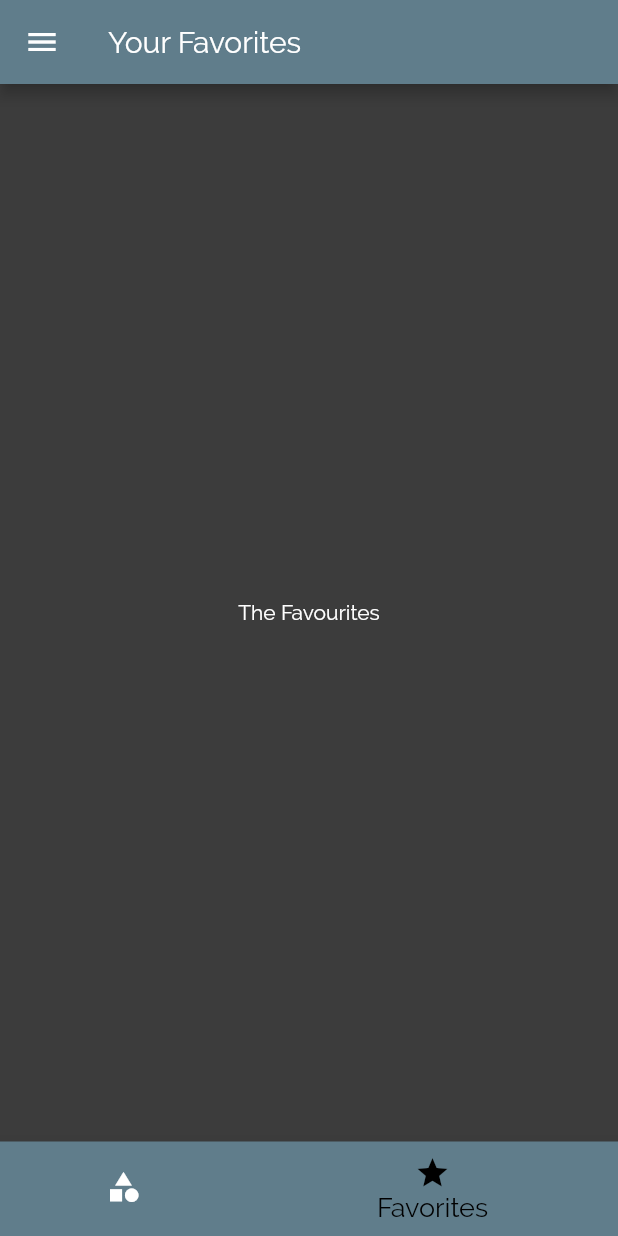
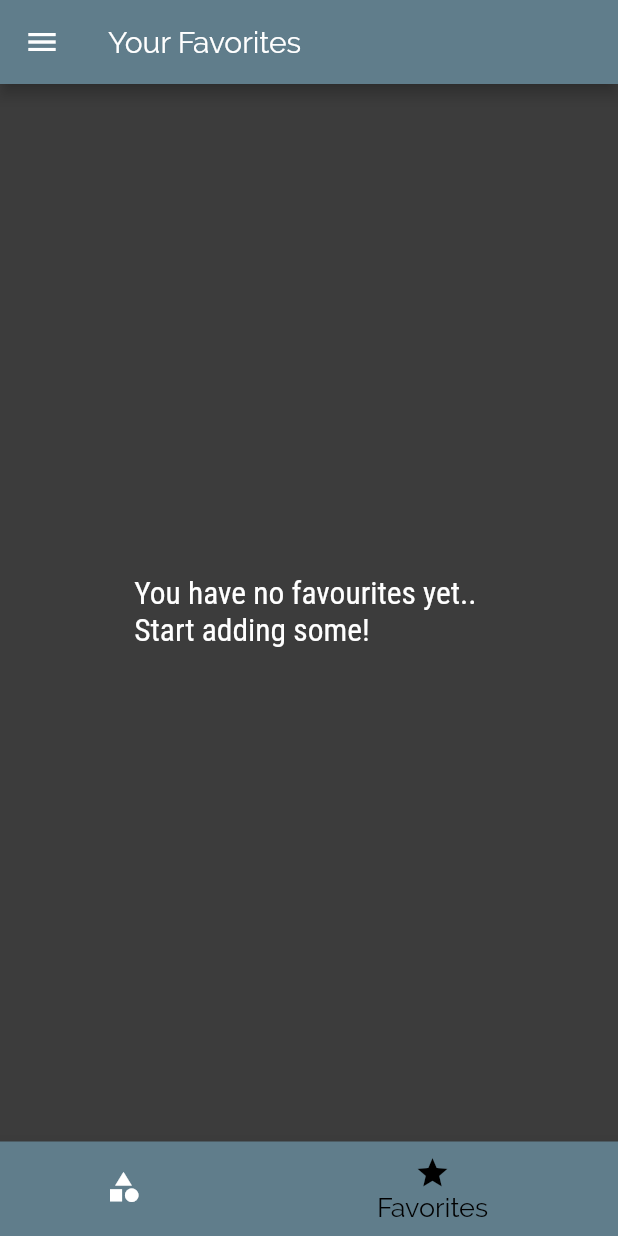
Before and after one commit to am-aakash/Perfect-match---First-attempt, a Flutter app: the screen it shows after launch, item 2 of the bottom bar chosen, on a phone screen of 412 x 824 dp. Run offline on Flutter 3.47's test engine with Material 2 defaults, Android fonts, the phone set to English and light mode, and no system bars.

Commit message:
latest commit

```diff
--- a/lib/dummy_data.dart
+++ b/lib/dummy_data.dart
@@ -323,6 +323,42 @@ const DUMMY_MEALS = const [
     isLactoseFree: true,
   ),
   Meal(
+    id: 'm8',
+    categories: [
+      'c8',
+    ],
+    title: 'Chicken Tikka',
+    affordability: Affordability.Pricey,
+    complexity: Complexity.Challenging,
+    imageUrl:
+        'https://cdn.pixabay.com/photo/2018/12/04/16/49/tandoori-3856045_960_720.jpg',
+    duration: 30,
+    ingredients: [
+      '1 cup yogurt',
+      '1 tablespoon lemon juice',
+      '2 teaspoons fresh ground cumin',
+      '1 teaspoon ground cinnamon',
+      '3 boneless skinless chicken breasts, cut into bite-size pieces',
+      '1 Teaspoon Cayenne Pepper',
+      '1 jalapeno pepper, finely chopped',
+      '1 cup heavy cream',
+      '1 teaspoon salt, or to taste',
+    ],
+    steps: [
+      'In a large bowl, combine yogurt, lemon juice, 2 teaspoons cumin, cinnamon, cayenne, black pepper, ginger, and salt. Stir in chicken, cover, and refrigerate for 1 hour.',
+      'Preheat a grill for high heat.',
+      'Lightly oil the grill grate. Thread chicken onto skewers, and discard marinade. Grill until juices run clear, about 5 minutes on each side.',
+      'Melt butter in a large heavy skillet over medium heat. Saute garlic and jalapeno for 1 minute.',
+      'Season with 2 teaspoons cumin, paprika, and 1 teaspoon salt. Stir in tomato sauce and cream. ',
+      'Add grilled chicken, and simmer for 10 minutes.',
+      'Transfer to a serving platter, and garnish with fresh cilantro.'
+    ],
+    isGlutenFree: true,
+    isVegan: false,
+    isVegetarian: false,
+    isLactoseFree: true,
+  ),
+  Meal(
     id: 'm9',
     categories: [
       'c9',
--- a/lib/main.dart
+++ b/lib/main.dart
@@ -96,11 +96,14 @@ class _MyAppState extends State<MyApp> {
       // home: CategoriesScreen(),
       initialRoute: '/',
       routes: {
-        '/': (ctx) => TabsScreen(),
-        CategoryMealsScreen.routeName: (ctx) => CategoryMealsScreen(),
-        MealDetailScreen.routeName: (ctx) => MealDetailScreen(),
+        '/': (ctx) => TabsScreen(_favoriteMeals),
+        CategoryMealsScreen.routeName: (ctx) =>
+            CategoryMealsScreen(_availableMeals),
+        MealDetailScreen.routeName: (ctx) =>
+            MealDetailScreen(_toggleFavorite, _isMealFavorite),
         FiltersScreen.routeName: (ctx) => FiltersScreen(_filters, _setFilters),
       },
+      // ignore: missing_return
       onGenerateRoute: (settings) {
         print(settings.arguments);
         // if (settings.name == '/meal-detail') {
--- a/lib/screens/favourites_screen.dart
+++ b/lib/screens/favourites_screen.dart
@@ -1,13 +1,33 @@
 import 'package:flutter/material.dart';
+import 'package:perfect_match/models/meal.dart';
+import 'package:perfect_match/widgets/meal_item.dart';
 
 class FavoritesScreen extends StatelessWidget {
+  final List<Meal> favoriteMeals;
+  FavoritesScreen(this.favoriteMeals);
   @override
   Widget build(BuildContext context) {
-    return Center(
-      child: Text(
-        'The Favourites',
-        style: TextStyle(color: Colors.white),
-      ),
-    );
+    if (favoriteMeals.isEmpty) {
+      return Center(
+        child: Text(
+          'You have no favourites yet.. \nStart adding some!',
+          style: Theme.of(context).textTheme.headline6,
+        ),
+      );
+    } else {
+      return ListView.builder(
+        itemBuilder: (ctx, index) {
+          return MealItem(
+            id: favoriteMeals[index].id,
+            title: favoriteMeals[index].title,
+            imageUrl: favoriteMeals[index].imageUrl,
+            duration: favoriteMeals[index].duration,
+            affordability: favoriteMeals[index].affordability,
+            complexity: favoriteMeals[index].complexity,
+          );
+        },
+        itemCount: favoriteMeals.length,
+      );
+    }
   }
 }
--- a/lib/screens/tabs_screen.dart
+++ b/lib/screens/tabs_screen.dart
@@ -1,25 +1,34 @@
 import 'package:flutter/material.dart';
+import 'package:perfect_match/models/meal.dart';
 import 'package:perfect_match/screens/categories_screen.dart';
 import 'package:perfect_match/screens/favourites_screen.dart';
 import 'package:perfect_match/widgets/main_drawer.dart';
 
 class TabsScreen extends StatefulWidget {
+  final List<Meal> favoriteMeals;
+  TabsScreen(this.favoriteMeals);
   @override
   _TabScreenState createState() => _TabScreenState();
 }
 
 class _TabScreenState extends State<TabsScreen> {
-  final List<Map<String, Object>> _pages = [
+  List<Map<String, Object>> _pages;
+  int _selectedPageIndex = 0;
+
+  @override
+  void initState() {
+    _pages = [
       {
         'page': CategoriesScreen(),
         'title': 'Categories for a Match',
       },
       {
-      'page': FavoritesScreen(),
+        'page': FavoritesScreen(widget.favoriteMeals),
         'title': 'Your Favorites',
       },
     ];
-  int _selectedPageIndex = 0;
+    super.initState();
+  }
 
   void _selectPage(int index) {
     setState(() {
--- a/lib/widgets/meal_item.dart
+++ b/lib/widgets/meal_item.dart
@@ -10,7 +10,6 @@ class MealItem extends StatelessWidget {
   final int duration;
   final Complexity complexity;
   final Affordability affordability;
-  final Function removeItem;
 
   MealItem({
     @required this.id,
@@ -19,7 +18,6 @@ class MealItem extends StatelessWidget {
     @required this.affordability,
     @required this.complexity,
     @required this.duration,
-    @required this.removeItem,
   });
 
   String get complexityText {
@@ -62,7 +60,7 @@ class MealItem extends StatelessWidget {
         )
         .then(
           (result) => {
-            if (result != null) removeItem(result),
+            if (result != null) {} // removeItem(result),
           },
         );
   }
```
Also changed, not shown: lib/screens/category_meals_screen.dart (+10 -8 lines), lib/screens/filters_screen.dart (+19 -2 lines), lib/screens/meal_detail_screen.dart (+5 -4 lines), pubspec.lock, 8 other files. Lines whose indentation alone changed are shown as unchanged.
